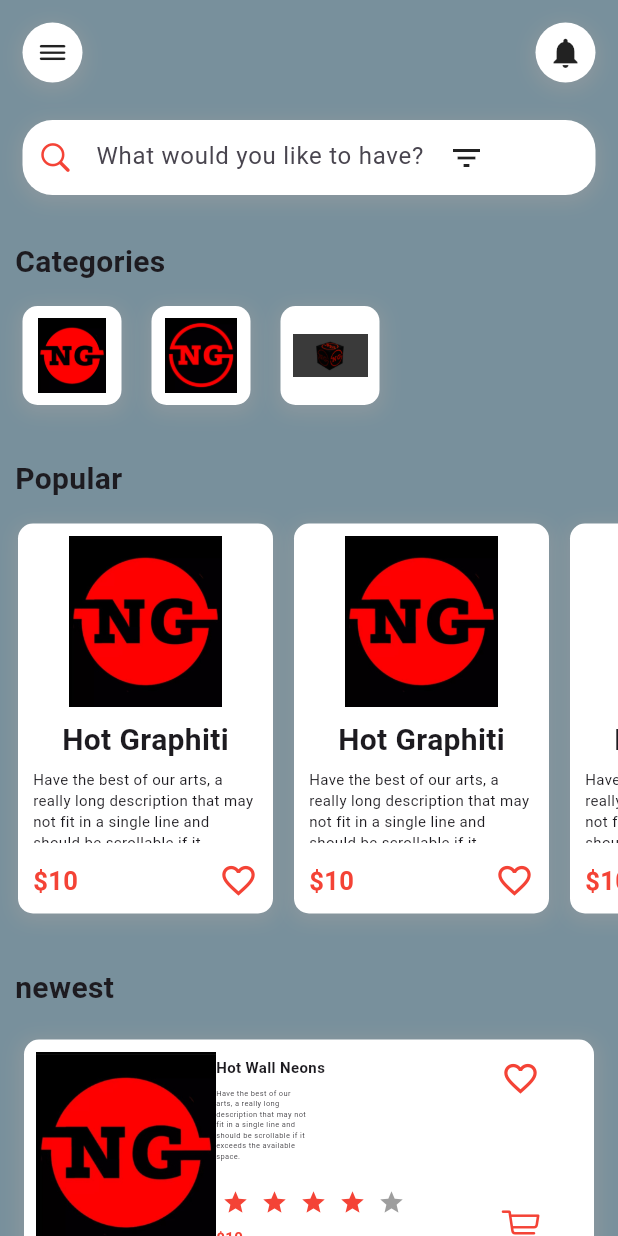
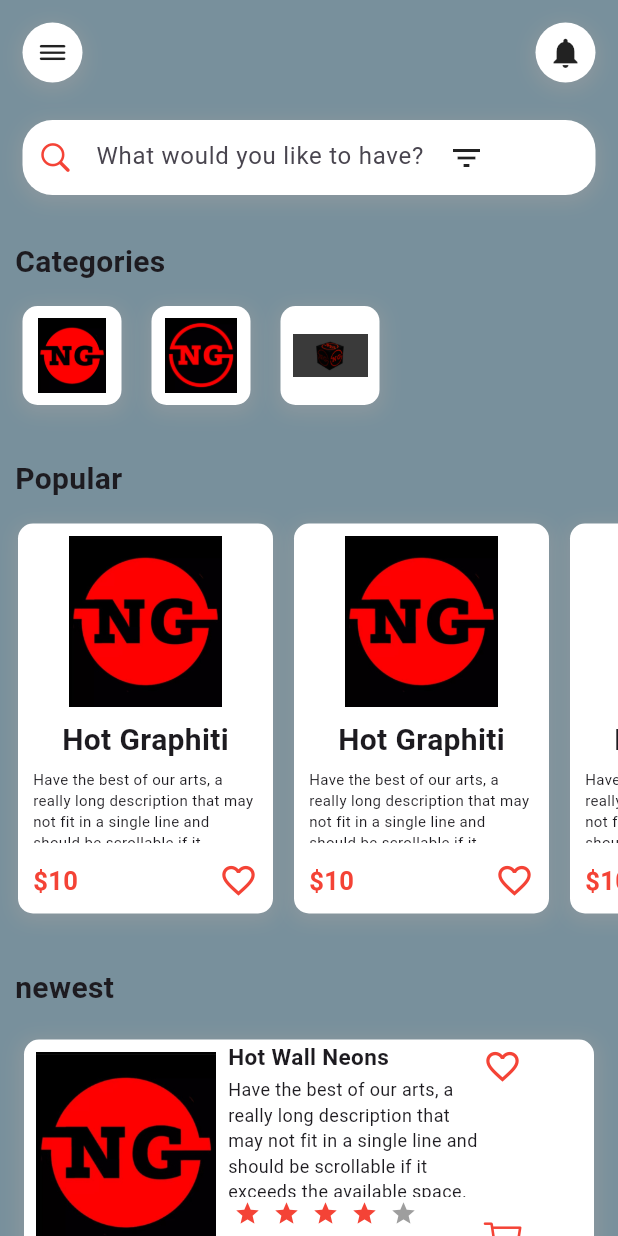
Before and after one commit to Katchietsnouva/family_health_app, a Flutter app: the screen it shows after launch, on a phone screen of 412 x 824 dp. Run offline on Flutter 3.47's test engine with Material 3 defaults, Android fonts, the phone set to English and light mode, and no system bars; drawn by our look-alikes of flutter_rating_bar.

Commit message:
commit 0.53

```diff
--- a/lib/Widgets/NewestItemsWidget.dart
+++ b/lib/Widgets/NewestItemsWidget.dart
@@ -23,7 +23,7 @@ class NewestItemsWidget extends StatelessWidget {
               child: Container(
                 width: 380,
                 height: 150,
-                padding: EdgeInsets.all(8),
+                // padding: EdgeInsets.all(8),
                 decoration: BoxDecoration(
                     color: Colors.white,
                     borderRadius: BorderRadius.circular(10),
@@ -41,7 +41,7 @@ class NewestItemsWidget extends StatelessWidget {
                       onTap: () {},
                       child: Container(
                         alignment: Alignment.center,
-                        // padding: EdgeInsets.all(8),
+                        padding: EdgeInsets.all(8),
                         child: Image.asset(
                         // imagePath,
                         "images/newest/logo_1.png",
@@ -51,7 +51,7 @@ class NewestItemsWidget extends StatelessWidget {
                       ),
                     ),
                     Container(
-                      width: 190,
+                      width: 170,
                       child: Column(
                         crossAxisAlignment: CrossAxisAlignment.start,
                         mainAxisAlignment: MainAxisAlignment.spaceAround,
@@ -59,20 +59,20 @@ class NewestItemsWidget extends StatelessWidget {
                           Text(
                             "Hot Wall Neons",
                             style: TextStyle(
-                              fontSize: 10,
+                              fontSize: 15,
                               fontWeight: FontWeight.bold,
                             ),
                           ),
 
                           // Scrollable text
                           Container(
-                            height:60, // Set a fixed height or use constraints
-                            width: 60,
+                            height:80, // Set a fixed height or use constraints
+                            width: 170,
                             child: SingleChildScrollView(
                               child: Text(
                                 "Have the best of our arts, a really long description that may not fit in a single line and should be scrollable if it exceeds the available space.",
                                 style: TextStyle(
-                                  fontSize: 5,
+                                  fontSize: 12,
                                 ),
                               ),
                             ),
@@ -89,7 +89,7 @@ class NewestItemsWidget extends StatelessWidget {
                           ),
 
                           Text("\$10", style: TextStyle(
-                            fontSize: 10,
+                            fontSize: 15,
                             color: Colors.red,
                             fontWeight: FontWeight.bold,
                           ),),
```
